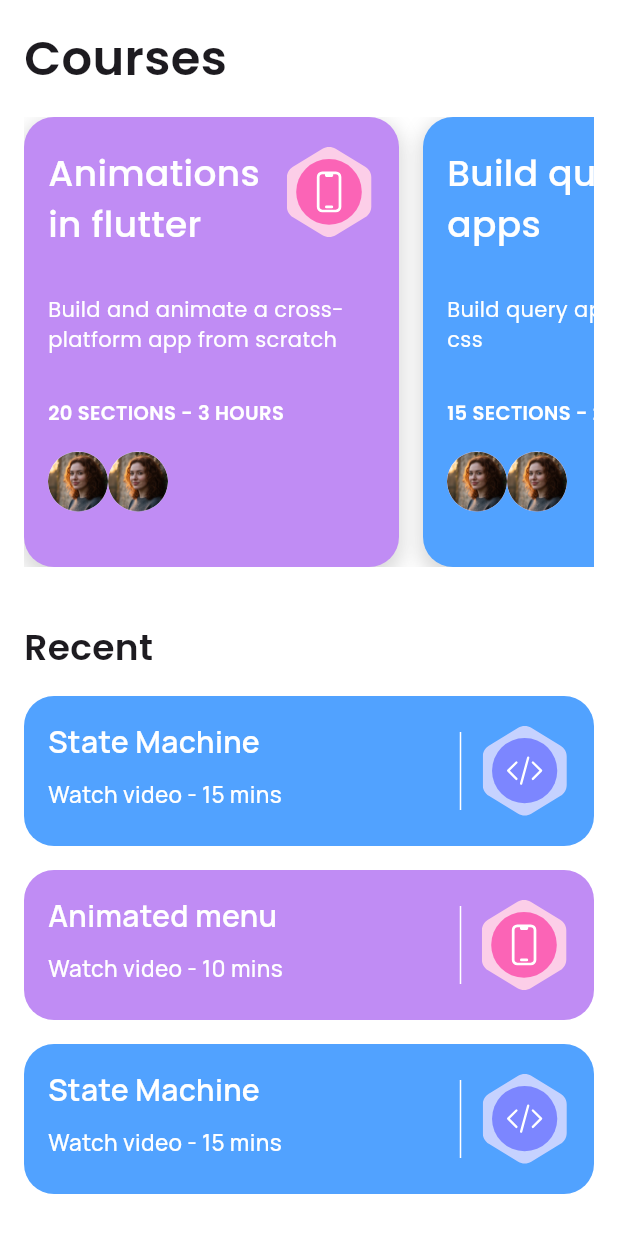
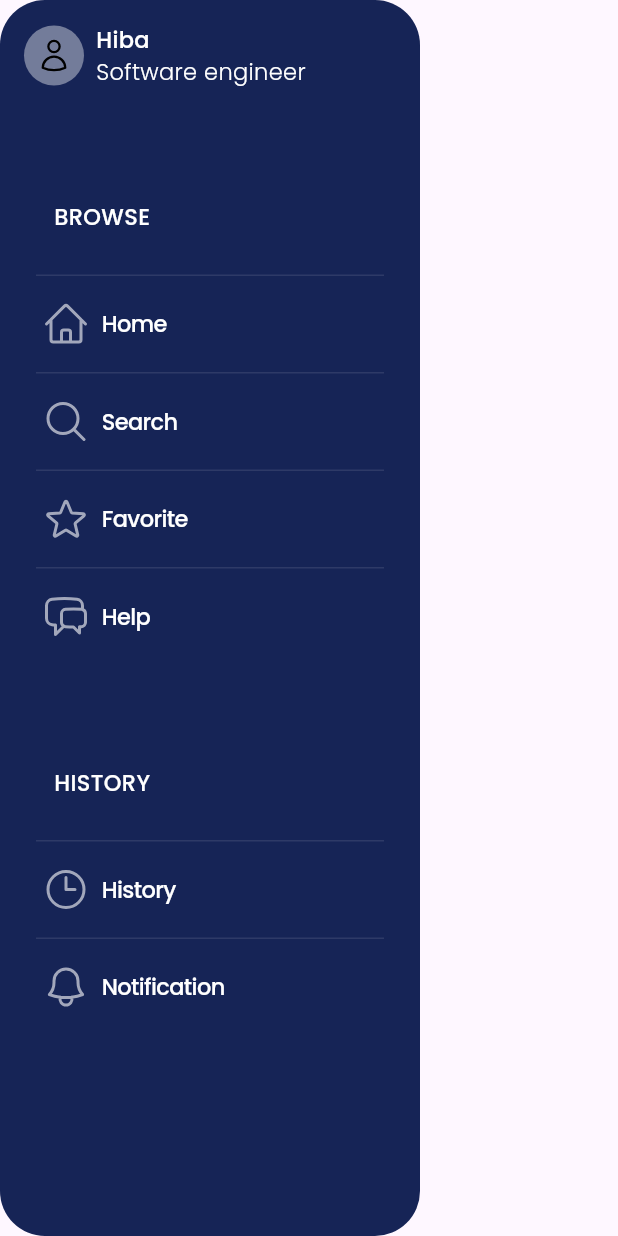
Before and after one commit to 1ynies/plum_appui, a Flutter app: the screen it shows after launch, on a phone screen of 412 x 824 dp. Run offline on Flutter 3.47's test engine with Material 3 defaults, Android fonts, the phone set to English and light mode, and no system bars; our stand-ins replace flutter_svg, google_fonts.

Commit message:
Drawer basic view done

```diff
--- /dev/null
+++ b/lib/Models/drawer_item.dart
@@ -0,0 +1,30 @@
+import 'package:flutter/material.dart';
+
+class DrawerItemModel {
+  DrawerItemModel({required this.iconPath, required this.title, this.id});
+
+  UniqueKey? id = UniqueKey();
+  String title;
+
+  String iconPath;
+  static List<DrawerItemModel> menutems = [
+    DrawerItemModel(iconPath: 'lib/assets/svg/home_outline.svg', title: 'Home'),
+    DrawerItemModel(iconPath: 'lib/assets/svg/search.svg', title: 'Search'),
+    DrawerItemModel(
+      iconPath: 'lib/assets/svg/star_outline.svg',
+      title: 'Favorite',
+    ),
+    DrawerItemModel(iconPath: 'lib/assets/svg/chat_bubble.svg', title: 'Help'),
+  ];
+
+  static List<DrawerItemModel> menuitems2 = [
+    DrawerItemModel(
+      iconPath: 'lib/assets/svg/clock_outline.svg',
+      title: 'History',
+    ),
+    DrawerItemModel(
+      iconPath: 'lib/assets/svg/bell_outline.svg',
+      title: 'Notification',
+    ),
+  ];
+}
--- a/lib/course_page.dart
+++ b/lib/course_page.dart
@@ -1,6 +1,6 @@
 import 'package:flutter/material.dart';
 import 'package:google_fonts/google_fonts.dart';
-import 'package:plum/Course.dart';
+import 'package:plum/Models/Course.dart';
 import 'package:plum/widgets/course_card.dart';
 import 'package:plum/widgets/recent_card.dart';
 
--- a/lib/home_page.dart
+++ b/lib/home_page.dart
@@ -0,0 +1,19 @@
+import 'package:flutter/material.dart';
+import 'package:plum/course_page.dart';
+import 'package:plum/widgets/drawer.dart';
+
+class HomePage extends StatelessWidget {
+  @override
+  Widget build(BuildContext context) {
+    return Scaffold(
+      extendBody: true,
+      body:
+      Stack(children: [
+        DrawerWidget(),
+        // CoursesPage()
+      ],) ,
+    );
+  }
+
+
+}
--- a/lib/main.dart
+++ b/lib/main.dart
@@ -1,5 +1,6 @@
 import 'package:flutter/material.dart';
 import 'package:plum/course_page.dart';
+import 'package:plum/home_page.dart';
 
 void main() {
   runApp(const MyApp());
@@ -13,7 +14,7 @@ class MyApp extends StatelessWidget {
   Widget build(BuildContext context) {
     return MaterialApp(
 
-      home:  CoursesPage(),
+      home:  HomePage(),
     );
   }
 }
--- /dev/null
+++ b/lib/widgets/drawer.dart
@@ -0,0 +1,126 @@
+import 'package:flutter/material.dart';
+import 'package:flutter_svg/svg.dart';
+import 'package:google_fonts/google_fonts.dart';
+import 'package:plum/Models/drawer_item.dart';
+import 'package:plum/widgets/menu_row.dart';
+
+class DrawerWidget extends StatefulWidget {
+  @override
+  State<DrawerWidget> createState() => _DrawerState();
+}
+
+class _DrawerState extends State<DrawerWidget> {
+  final List<DrawerItemModel> _browsemenuitem = DrawerItemModel.menutems;
+  final List<DrawerItemModel> _historymenuitem = DrawerItemModel.menuitems2;
+  final String _selectedmenu = DrawerItemModel.menutems[0].title;
+  @override
+  Widget build(BuildContext context) {
+    return Container(
+      constraints: BoxConstraints(maxWidth: 280),
+      padding: EdgeInsets.only(top: MediaQuery.of(context).padding.top),
+      decoration: BoxDecoration(
+        color: Color(0xff162456),
+        borderRadius: BorderRadius.circular(30),
+      ),
+
+      child: Column(
+        crossAxisAlignment: .start,
+        children: [
+          Padding(
+            padding: const EdgeInsets.all(16.0),
+            child: Row(
+              children: [
+                CircleAvatar(
+                  backgroundColor: Colors.white.withOpacity(0.4),
+                  child: SvgPicture.asset('lib/assets/svg/user_outline.svg'),
+                ),
+                const SizedBox(width: 8),
+                Column(
+                  mainAxisSize: .min,
+                  crossAxisAlignment: .start,
+                  mainAxisAlignment: .start,
+                  children: [
+                    Text(
+                      'Hiba',
+                      style: GoogleFonts.poppins(
+                        textStyle: const TextStyle(
+                          color: Colors.white,
+                          fontSize: 15,
+                          fontWeight: FontWeight.w500,
+                        ),
+                      ),
+                    ),
+                    Text(
+                      'Software engineer',
+                      style: GoogleFonts.poppins(
+                        textStyle: const TextStyle(
+                          color: Colors.white,
+                          fontSize: 15,
+                          fontWeight: FontWeight.w300,
+                        ),
+                      ),
+                    ),
+                  ],
+                ),
+              ],
+            ),
+          ),
+
+
+          MenuButtonSection(title: 'BROWSE', menuitems: _browsemenuitem),
+          MenuButtonSection(title: 'HISTORY', menuitems: _historymenuitem)
+        ],
+      ),
+    );
+  }
+}
+
+class MenuButtonSection extends StatelessWidget {
+  final String title;
+  final List<DrawerItemModel> menuitems;
+  MenuButtonSection({super.key, required this.title, required this.menuitems});
+  @override
+  Widget build(BuildContext context) {
+    return Column(
+      crossAxisAlignment: .start,
+      children: [
+        Padding(
+          padding: EdgeInsetsGeometry.all(12),
+          child: Padding(
+            padding: const EdgeInsets.only(
+              right: 24,
+              left: 24,
+              top: 48,
+              bottom: 8,
+            ),
+            child: Text(
+              title,
+              style: GoogleFonts.poppins(
+                textStyle: TextStyle(
+                  fontSize: 15,
+                  fontWeight: FontWeight.w500,
+                  color: Colors.white,
+                ),
+              ),
+            ),
+          ),
+        ),
+        Container(
+          margin: EdgeInsets.all(8),
+          child: Column(children: [
+            for (var menu in menuitems) ...[
+            Divider(
+              color: Colors.white.withOpacity(0.1),
+              thickness: 1,
+              height: 1,
+              indent: 16,
+              endIndent: 16,
+            ),
+            MenuRow(menu: menu),
+          ],
+          ],),
+        )
+      ],
+    );
+  }
+}
--- /dev/null
+++ b/lib/widgets/menu_row.dart
@@ -0,0 +1,71 @@
+import 'package:flutter/cupertino.dart';
+import 'package:flutter/material.dart';
+import 'package:flutter_svg/svg.dart';
+import 'package:google_fonts/google_fonts.dart';
+import 'package:plum/Models/drawer_item.dart';
+
+class MenuRow extends StatelessWidget {
+  const MenuRow({
+    super.key,
+    required this.menu,
+    this.selectedmenu = "Home",
+    this.onMenuPressed,
+  });
+
+  final DrawerItemModel menu;
+
+  final String selectedmenu;
+  final Function? onMenuPressed;
+
+
+
+  @override
+  Widget build(BuildContext context) {
+    return Stack(
+      children: [
+        AnimatedContainer(
+          duration: Duration(milliseconds: 300),
+          height: 56,
+
+          // decoration: BoxDecoration(
+          //   color: Colors.blue,
+          //   borderRadius: BorderRadius.circular(10),
+          // ),
+        ),
+
+        CupertinoButton(
+          pressedOpacity: 1,
+          onPressed: (){},
+          child: Row(
+            children: [
+              SizedBox(
+                width: 32,
+                height: 32,
+                child: Opacity(
+                  opacity: 0.6,
+                  child: SvgPicture.asset(
+                    menu.iconPath,
+                    width: 19,
+                    height: 18,
+                    color: Colors.white,
+                  ),
+                ),
+              ),
+              const SizedBox(width: 8),
+              Text(
+                menu.title,
+                style: GoogleFonts.poppins(
+                  textStyle: TextStyle(
+                    fontSize: 15,
+                    fontWeight: FontWeight.w500,
+                    color: Colors.white,
+                  ),
+                ),
+              ),
+            ],
+          ),
+        ),
+      ],
+    );
+  }
+}
```
Also changed, not shown: lib/Models/Course.dart (renamed from lib/Course.dart), lib/drawer.dart (deleted).
